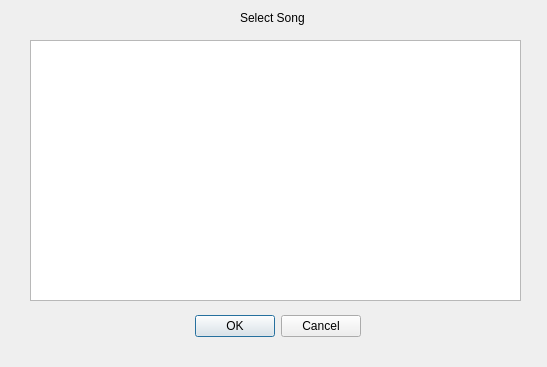
Old version of the form forms/selectsongdialog.ui in the repository whatdislol/Symmo.
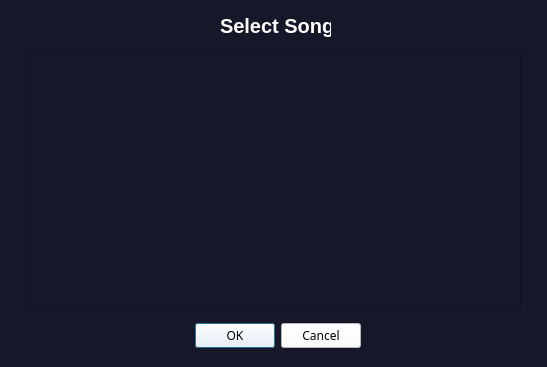
New version of the form.

```diff
--- a/forms/selectsongdialog.ui
+++ b/forms/selectsongdialog.ui
@@ -13,15 +13,22 @@
   <property name="windowTitle">
    <string>Dialog</string>
   </property>
+  <property name="styleSheet">
+   <string notr="true">background-color: #161728;</string>
+  </property>
   <widget class="QDialogButtonBox" name="buttonBox_OkandCancel">
    <property name="geometry">
     <rect>
      <x>180</x>
-     <y>310</y>
+     <y>320</y>
      <width>181</width>
      <height>32</height>
     </rect>
    </property>
+   <property name="styleSheet">
+    <string notr="true">background-color: white;
+font: regular Gotham;</string>
+   </property>
    <property name="orientation">
     <enum>Qt::Horizontal</enum>
    </property>
@@ -33,21 +40,33 @@
    <property name="geometry">
     <rect>
      <x>30</x>
-     <y>40</y>
+     <y>50</y>
      <width>491</width>
      <height>261</height>
     </rect>
    </property>
+   <property name="styleSheet">
+    <string notr="true">font: 14px;
+color: rgb(255, 255, 255);
+font: regular Gotham;
+						</string>
+   </property>
   </widget>
   <widget class="QLabel" name="label_SelectSong">
    <property name="geometry">
     <rect>
-     <x>240</x>
+     <x>220</x>
      <y>10</y>
-     <width>71</width>
-     <height>16</height>
+     <width>111</width>
+     <height>31</height>
     </rect>
    </property>
+   <property name="styleSheet">
+    <string notr="true">font-size: 20px;
+color: rgb(255,255,255);
+font: bold Gotham;
+						</string>
+   </property>
    <property name="text">
     <string>Select Song</string>
    </property>
```
